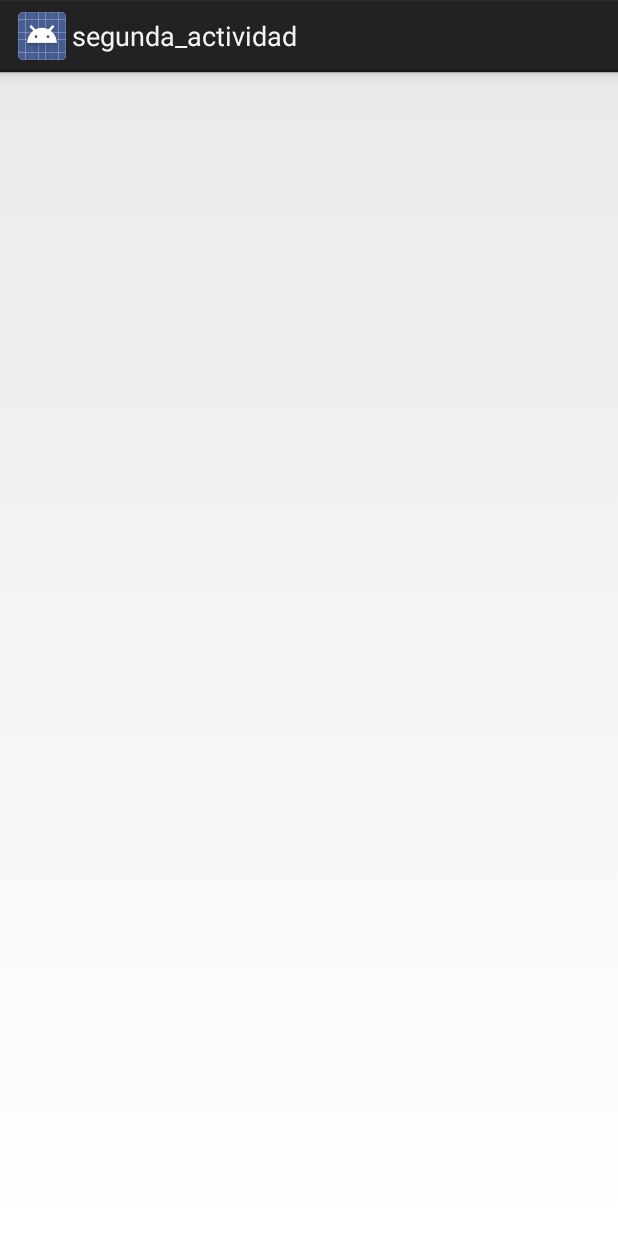
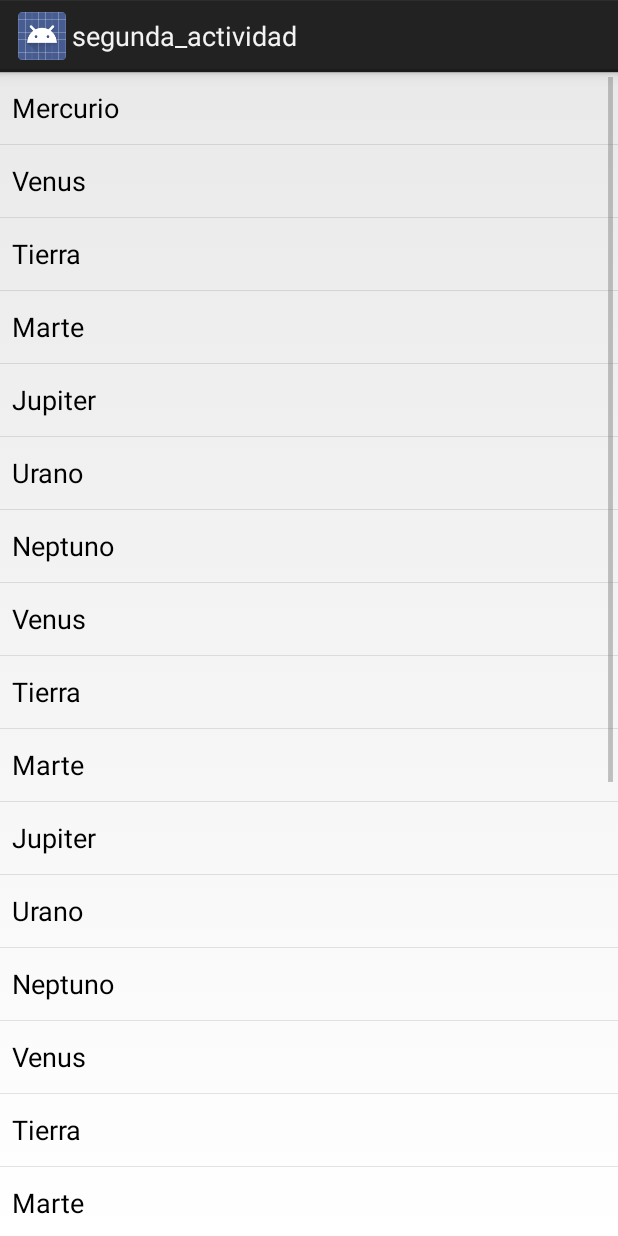
Before and after one commit to JonaxelN/HolaMundo, an Android app: the screen it shows after launch (SegundaActividad), after a tap on "Iniciar Actividad", on a phone screen of 412 x 824 dp. Run offline under Robolectric (Android 15) with nearby library versions, the phone set to English and light mode, and no system bars; libraries missing offline, so code that uses them is left out: android.support.v7.

```diff
--- a/app/src/main/java/com/jonaxel/holamundo/SegundaActividad.java
+++ b/app/src/main/java/com/jonaxel/holamundo/SegundaActividad.java
@@ -2,26 +2,69 @@ package com.jonaxel.holamundo;
 
 import android.app.Activity;
 import android.os.Bundle;
+import android.support.v7.internal.widget.AdapterViewCompat;
+import android.view.View;
+import android.widget.AdapterView;
+import android.widget.ArrayAdapter;
+import android.widget.ListView;
 import android.widget.TextView;
+import android.widget.Toast;
 
-/**
- * Created by jonathan on 30/01/15.
- */
 public class SegundaActividad extends Activity {
 
-    TextView textView;
+    ListView listView;
+
     @Override
     protected void onCreate(Bundle savedInstanceState) {
         super.onCreate(savedInstanceState);
         setContentView(R.layout.segunda_actividad);
 
-        textView = (TextView) findViewById(R.id.textView2);
+        listView = (ListView) findViewById(R.id.listview);
 
-        Bundle extras = getIntent().getExtras();
+        String[] datos = new String[] {
+                "Mercurio",
+                "Venus",
+                "Tierra",
+                "Marte",
+                "Jupiter",
+                "Urano",
+                "Neptuno",
+                "Venus",
+                "Tierra",
+                "Marte",
+                "Jupiter",
+                "Urano",
+                "Neptuno",
+                "Venus",
+                "Tierra",
+                "Marte",
+                "Jupiter",
+                "Urano",
+                "Neptuno",
+                "Venus",
+                "Tierra",
+                "Marte",
+                "Jupiter",
+                "Urano",
+                "Neptuno",
+                "Pluton"
+        };
 
-        String datoActividad = extras.getString("texto");
+        ArrayAdapter<String> adapter = new ArrayAdapter<String>(this, android.R.layout.simple_list_item_1, datos);
 
-        textView.setText(datoActividad);
+        listView.setAdapter(adapter);
+
+        listView.setOnItemClickListener(new AdapterView.OnItemClickListener() {
+
+            @Override
+            public void onItemClick(AdapterView<?> parent, View view, int position, long id) {
+
+                String dato = (String) listView.getItemAtPosition(position);
+
+                Toast.makeText(getApplication(), dato, Toast.LENGTH_LONG).show();
+
+            }
+        });
 
     }
 }
--- a/app/src/main/res/layout/segunda_actividad.xml
+++ b/app/src/main/res/layout/segunda_actividad.xml
@@ -1,13 +1,14 @@
 <?xml version="1.0" encoding="utf-8"?>
 <LinearLayout xmlns:android="http://schemas.android.com/apk/res/android"
-    android:orientation="vertical" android:layout_width="match_parent"
+    android:orientation="vertical"
+    android:layout_width="match_parent"
     android:layout_height="match_parent">
 
-    <TextView
-        android:layout_width="wrap_content"
-        android:layout_height="wrap_content"
-        android:text="Hola desde segunda actividad"
-        android:id="@+id/textView2"
-        android:textSize="30sp"
-        android:layout_gravity="center_horizontal" />
+    <ListView
+        android:id="@+id/listview"
+        android:layout_width="match_parent"
+        android:layout_height="wrap_content">
+
+
+        </ListView>
 </LinearLayout>
```
Also changed, not shown: 2 other files.
